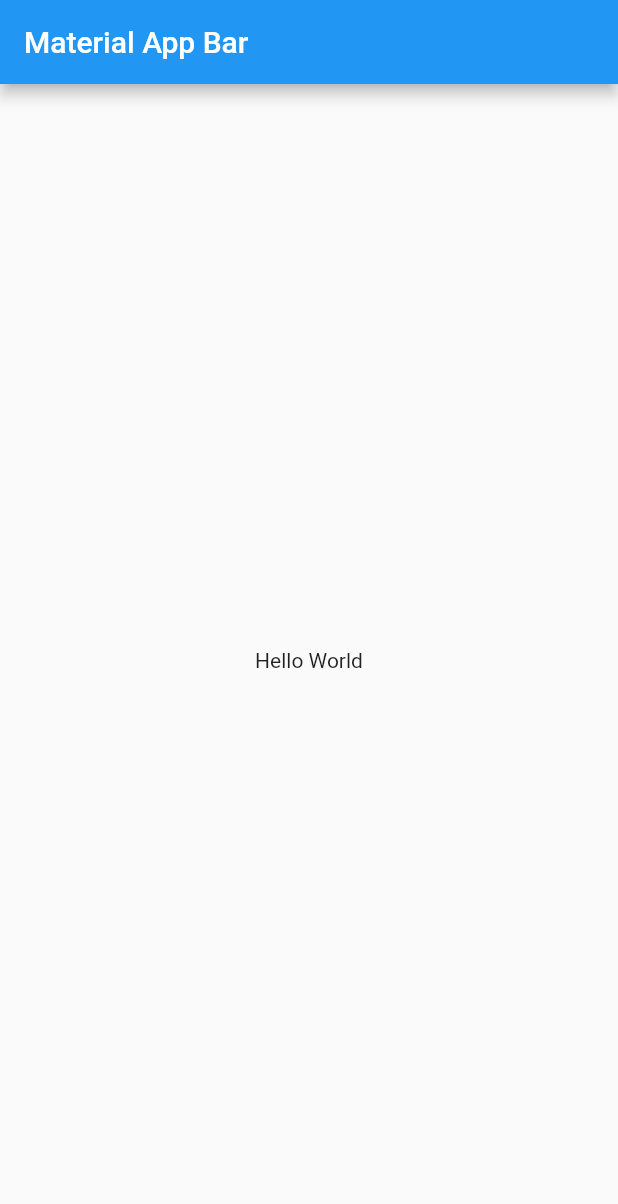
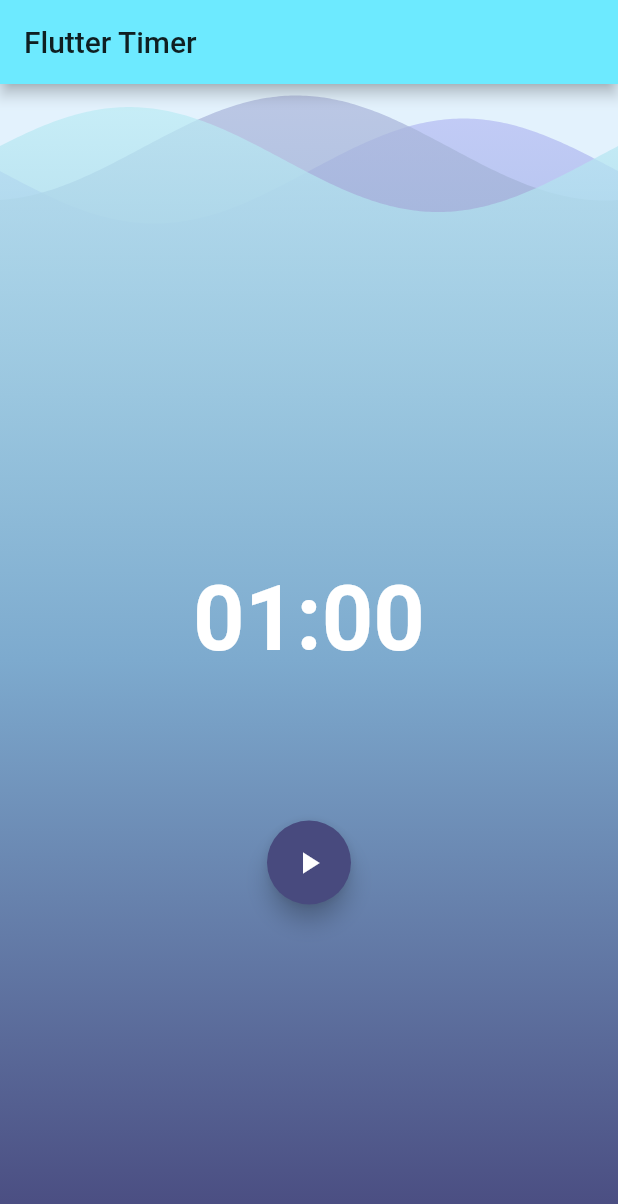
Before and after one commit to TechMaster/mobx_demo, a Flutter app: the screen it shows after launch, on a phone screen of 412 x 824 dp. Shown: the top 1204 px of the screen. Run offline on Flutter 3.47's test engine with Material 2 defaults, Android fonts, the phone set to English and light mode, and no system bars; drawn by our look-alikes of wave; our stand-ins replace bloc, connectivity, equatable, flutter_bloc, flutter_mobx, mobx and 3 more; missing offline and left inert: dart_json_mapper, dart_json_mapper_mobx, github, hnpwa_client, reflectable; generated files the repository leaves out were written again.

Commit message:
Bloc Timer

```diff
--- a/bloc_timer/lib/bloc/timer_event.dart
+++ b/bloc_timer/lib/bloc/timer_event.dart
@@ -1,5 +1,4 @@
-import 'package:equatable/equatable.dart';
-import 'package:meta/meta.dart';
+part of 'timer_bloc.dart';
 
 abstract class TimerEvent extends Equatable {
   const TimerEvent();
@@ -8,25 +7,25 @@ abstract class TimerEvent extends Equatable {
   List<Object> get props => [];
 }
 
-class Start extends TimerEvent {
+class TimerStarted extends TimerEvent {
   final int duration;
 
-  const Start({@required this.duration});
+  const TimerStarted({@required this.duration});
 
   @override
   String toString() => "Start { duration: $duration }";
 }
 
-class Pause extends TimerEvent {}
+class TimerPaused extends TimerEvent {}
 
-class Resume extends TimerEvent {}
+class TimerResumed extends TimerEvent {}
 
-class Reset extends TimerEvent {}
+class TimerReset extends TimerEvent {}
 
-class Tick extends TimerEvent {
+class TimerTicked extends TimerEvent {
   final int duration;
 
-  const Tick({@required this.duration});
+  const TimerTicked({@required this.duration});
 
   @override
   List<Object> get props => [duration];
--- /dev/null
+++ b/bloc_timer/lib/bloc/timer_state.dart
@@ -0,0 +1,35 @@
+part of 'timer_bloc.dart';
+
+abstract class TimerState extends Equatable {
+  final int duration;
+
+  const TimerState(this.duration);
+
+  @override
+  List<Object> get props => [duration];
+}
+
+class TimerInitial extends TimerState {
+  const TimerInitial(int duration) : super(duration);
+
+  @override
+  String toString() => 'Ready { duration: $duration }';
+}
+
+class TimerRunPause extends TimerState {
+  const TimerRunPause(int duration) : super(duration);
+
+  @override
+  String toString() => 'Paused { duration: $duration }';
+}
+
+class TimerRunInProgress extends TimerState {
+  const TimerRunInProgress(int duration) : super(duration);
+
+  @override
+  String toString() => 'Running { duration: $duration }';
+}
+
+class TimerRunComplete extends TimerState {
+  const TimerRunComplete() : super(0);
+}
--- a/bloc_timer/lib/main.dart
+++ b/bloc_timer/lib/main.dart
@@ -1,4 +1,9 @@
 import 'package:flutter/material.dart';
+import 'package:flutter_bloc/flutter_bloc.dart';
+import 'package:wave/wave.dart';
+import 'package:wave/config.dart';
+import 'bloc/timer_bloc.dart';
+import 'ticker.dart';
 
 void main() => runApp(MyApp());
 
@@ -6,17 +11,161 @@ class MyApp extends StatelessWidget {
   @override
   Widget build(BuildContext context) {
     return MaterialApp(
-      title: 'Material App',
-      home: Scaffold(
-        appBar: AppBar(
-          title: Text('Material App Bar'),
-        ),
-        body: Center(
-          child: Container(
-            child: Text('Hello World'),
-          ),
-        ),
+      theme: ThemeData(
+        primaryColor: Color.fromRGBO(109, 234, 255, 1),
+        accentColor: Color.fromRGBO(72, 74, 126, 1),
+        brightness: Brightness.dark,
+      ),
+      title: 'Flutter Timer',
+      home: BlocProvider(
+        create: (context) => TimerBloc(ticker: Ticker()),
+        child: Timer(),
       ),
     );
   }
 }
+
+class Timer extends StatelessWidget {
+  static const TextStyle timerTextStyle = TextStyle(
+    fontSize: 60,
+    fontWeight: FontWeight.bold,
+  );
+
+  @override
+  Widget build(BuildContext context) {
+    return Scaffold(
+      appBar: AppBar(title: Text('Flutter Timer')),
+      body: Stack(
+        children: [
+          Background(),
+          Column(
+            mainAxisAlignment: MainAxisAlignment.center,
+            crossAxisAlignment: CrossAxisAlignment.center,
+            children: <Widget>[
+              Padding(
+                padding: EdgeInsets.symmetric(vertical: 100.0),
+                child: Center(
+                  child: BlocBuilder<TimerBloc, TimerState>(
+                    builder: (context, state) {
+                      final String minutesStr = ((state.duration / 60) % 60)
+                          .floor()
+                          .toString()
+                          .padLeft(2, '0');
+                      final String secondsStr = (state.duration % 60)
+                          .floor()
+                          .toString()
+                          .padLeft(2, '0');
+                      return Text(
+                        '$minutesStr:$secondsStr',
+                        style: Timer.timerTextStyle,
+                      );
+                    },
+                  ),
+                ),
+              ),
+              BlocBuilder<TimerBloc, TimerState>(
+                condition: (previousState, state) =>
+                    state.runtimeType != previousState.runtimeType,
+                builder: (context, state) => Actions(),
+              ),
+            ],
+          ),
+        ],
+      ),
+    );
+  }
+}
+
+class Actions extends StatelessWidget {
+  @override
+  Widget build(BuildContext context) {
+    return Row(
+      mainAxisAlignment: MainAxisAlignment.spaceEvenly,
+      children: _mapStateToActionButtons(
+        timerBloc: BlocProvider.of<TimerBloc>(context),
+      ),
+    );
+  }
+
+  List<Widget> _mapStateToActionButtons({
+    TimerBloc timerBloc,
+  }) {
+    final TimerState currentState = timerBloc.state;
+    if (currentState is TimerInitial) {
+      return [
+        FloatingActionButton(
+          child: Icon(Icons.play_arrow),
+          onPressed: () =>
+              timerBloc.add(TimerStarted(duration: currentState.duration)),
+        ),
+      ];
+    }
+    if (currentState is TimerRunInProgress) {
+      return [
+        FloatingActionButton(
+          child: Icon(Icons.pause),
+          onPressed: () => timerBloc.add(TimerPaused()),
+        ),
+        FloatingActionButton(
+          child: Icon(Icons.replay),
+          onPressed: () => timerBloc.add(TimerReset()),
+        ),
+      ];
+    }
+    if (currentState is TimerRunPause) {
+      return [
+        FloatingActionButton(
+          child: Icon(Icons.play_arrow),
+          onPressed: () => timerBloc.add(TimerResumed()),
+        ),
+        FloatingActionButton(
+          child: Icon(Icons.replay),
+          onPressed: () => timerBloc.add(TimerReset()),
+        ),
+      ];
+    }
+    if (currentState is TimerRunComplete) {
+      return [
+        FloatingActionButton(
+          child: Icon(Icons.replay),
+          onPressed: () => timerBloc.add(TimerReset()),
+        ),
+      ];
+    }
+    return [];
+  }
+}
+
+class Background extends StatelessWidget {
+  @override
+  Widget build(BuildContext context) {
+    return WaveWidget(
+      config: CustomConfig(
+        gradients: [
+          [
+            Color.fromRGBO(72, 74, 126, 1),
+            Color.fromRGBO(125, 170, 206, 1),
+            Color.fromRGBO(184, 189, 245, 0.7)
+          ],
+          [
+            Color.fromRGBO(72, 74, 126, 1),
+            Color.fromRGBO(125, 170, 206, 1),
+            Color.fromRGBO(172, 182, 219, 0.7)
+          ],
+          [
+            Color.fromRGBO(72, 73, 126, 1),
+            Color.fromRGBO(125, 170, 206, 1),
+            Color.fromRGBO(190, 238, 246, 0.7)
+          ],
+        ],
+        durations: [19440, 10800, 6000],
+        heightPercentages: [0.03, 0.01, 0.02],
+        gradientBegin: Alignment.bottomCenter,
+        gradientEnd: Alignment.topCenter,
+      ),
+      size: Size(double.infinity, double.infinity),
+      waveAmplitude: 25,
+      backgroundColor: Colors.blue[50],
+    );
+  }
+}
```
Also changed, not shown: bloc_timer/lib/bloc/timer_bloc.dart (+73 -3 lines), bloc_timer/lib/timerbloc.dart (deleted, +0 -35 lines), 1 other file.
